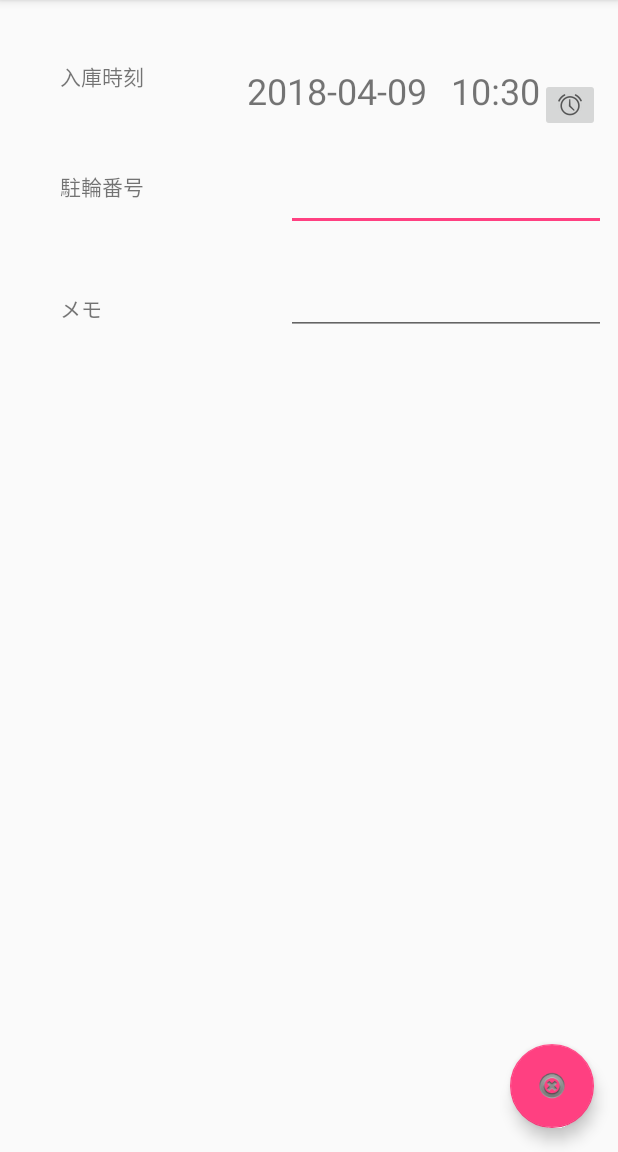
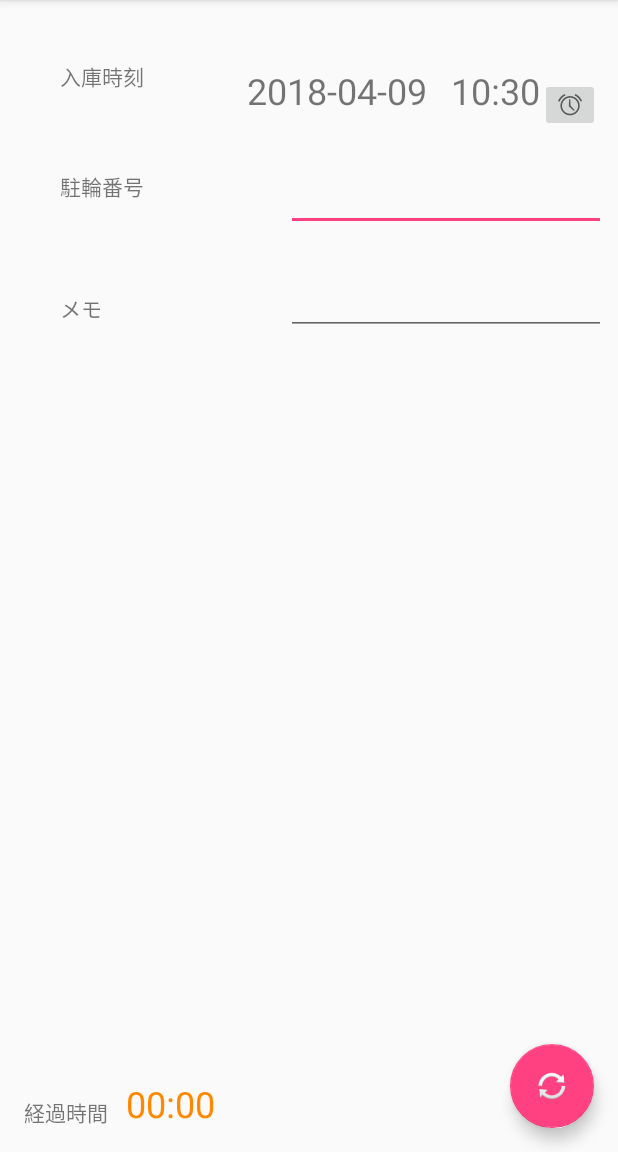
Before and after one commit to tanopanta/ChariDoco, an Android app: the screen it shows after launch (MainActivity), on a phone screen of 412 x 824 dp, the part 84-1236 px from its top. Run offline under Robolectric (Android 15) with nearby library versions, the phone set to English and light mode, and no system bars.

Commit message:
経過時間の表示を追加

```diff
--- a/app/src/main/java/com/example/tattata/charidoco/MainActivity.java
+++ b/app/src/main/java/com/example/tattata/charidoco/MainActivity.java
@@ -4,6 +4,7 @@ import android.app.AlertDialog;
 import android.app.TimePickerDialog;
 import android.content.DialogInterface;
 import android.content.SharedPreferences;
+import android.os.Handler;
 import android.support.design.widget.FloatingActionButton;
 import android.support.v7.app.AppCompatActivity;
 import android.os.Bundle;
@@ -20,18 +21,21 @@ import java.util.Locale;
 public class MainActivity extends AppCompatActivity implements TimePickerDialog.OnTimeSetListener{
 
     TextView textDate;
-    TextView textTime
-            ;
+    TextView textTime;
+    TextView textElapsedTime;
     EditText editParkingID;
     EditText editMemo;
 
     Calendar parkingCalendar;
+    Handler timerHandler;
+    Runnable timerRunnable;
     @Override
     protected void onCreate(Bundle savedInstanceState) {
         super.onCreate(savedInstanceState);
         setContentView(R.layout.activity_main);
         textDate = findViewById(R.id.textDate);
         textTime = findViewById(R.id.textTime);
+        textElapsedTime = findViewById(R.id.textElapsedTime);
         editParkingID = findViewById(R.id.editParkingID);
         editMemo = findViewById(R.id.editMemo);
 
@@ -66,6 +70,29 @@ public class MainActivity extends AppCompatActivity implements TimePickerDialog.
         parkingCalendar = Calendar.getInstance();
 
         loadData();
+
+        //経過時間を表示するためのハンドラ
+        timerHandler = new Handler();
+        timerRunnable = new Runnable() {
+            @Override
+            public void run() {
+                long diffTime = (System.currentTimeMillis() - parkingCalendar.getTimeInMillis()) / 60000;
+                textElapsedTime.setText(String.format(Locale.US, "%02d:%02d", diffTime / 60, diffTime % 60));
+                timerHandler.postDelayed(this, 30000);
+            }
+        };
+    }
+
+    @Override
+    protected void onResume() {
+        super.onResume();
+        timerHandler.post(timerRunnable);
+    }
+
+    @Override
+    protected void onPause() {
+        super.onPause();
+        timerHandler.removeCallbacks(timerRunnable);
     }
 
     @Override
@@ -112,6 +139,7 @@ public class MainActivity extends AppCompatActivity implements TimePickerDialog.
         textTime.setText(now);
         editParkingID.setText("");
         editMemo.setText("");
+        textElapsedTime.setText("00:00");
     }
 
     private long calendarToLong(Calendar from) {
--- a/app/src/main/res/layout/activity_main.xml
+++ b/app/src/main/res/layout/activity_main.xml
@@ -91,7 +91,7 @@
         app:layout_constraintBottom_toBottomOf="parent"
         app:layout_constraintEnd_toEndOf="parent"
         app:layout_constraintRight_toRightOf="parent"
-        app:srcCompat="@android:drawable/ic_notification_clear_all" />
+        app:srcCompat="@android:drawable/ic_popup_sync" />
 
     <ImageButton
         android:id="@+id/buttonTimeEdit"
@@ -114,4 +114,26 @@
         app:layout_constraintEnd_toEndOf="@+id/buttonTimeEdit"
         app:layout_constraintTop_toTopOf="parent" />
 
+    <TextView
+        android:id="@+id/textView4"
+        android:layout_width="wrap_content"
+        android:layout_height="wrap_content"
+        android:layout_marginBottom="16dp"
+        android:layout_marginLeft="16dp"
+        android:text="@string/elapsed_time"
+        app:layout_constraintBottom_toBottomOf="parent"
+        app:layout_constraintLeft_toLeftOf="parent" />
+
+    <TextView
+        android:id="@+id/textElapsedTime"
+        android:layout_width="wrap_content"
+        android:layout_height="wrap_content"
+        android:layout_marginBottom="16dp"
+        android:layout_marginStart="12dp"
+        android:text="00:00"
+        android:textColor="@android:color/holo_orange_dark"
+        android:textSize="24sp"
+        app:layout_constraintBottom_toBottomOf="parent"
+        app:layout_constraintStart_toEndOf="@+id/textView4" />
+
 </android.support.constraint.ConstraintLayout>
--- a/app/src/main/res/values/strings.xml
+++ b/app/src/main/res/values/strings.xml
@@ -6,4 +6,5 @@
     <string name="timerTitle">入庫時刻</string>
     <string name="ParkingID">駐輪番号</string>
     <string name="Memo">メモ</string>
+    <string name="elapsed_time">経過時間</string>
 </resources>
```
